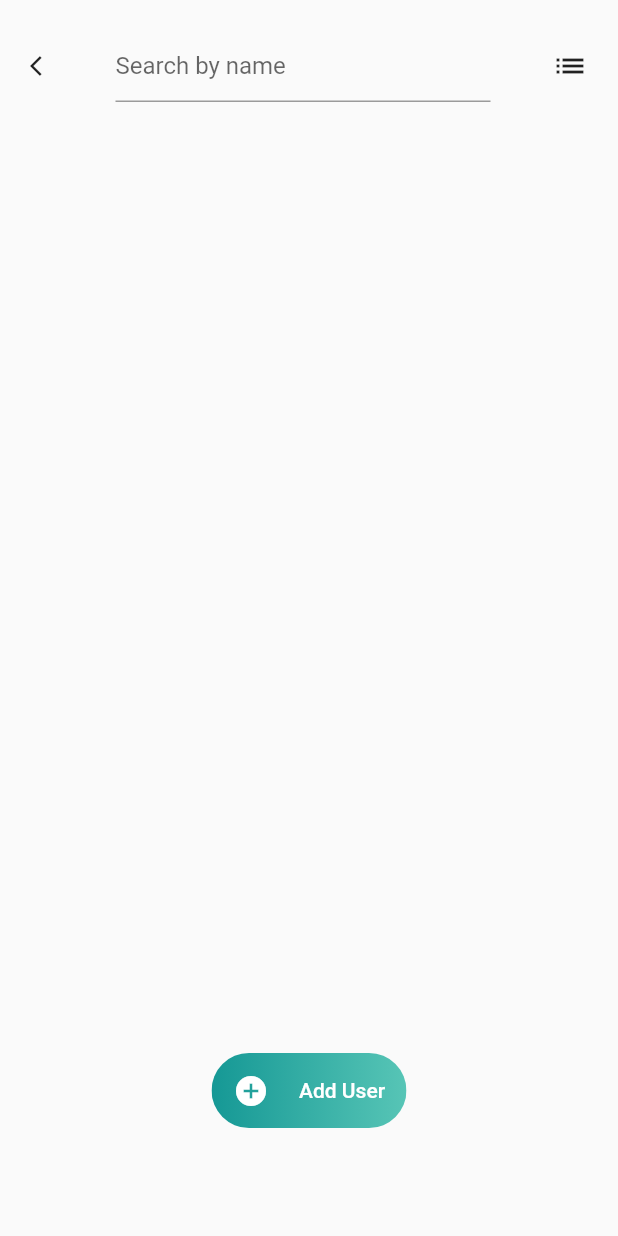
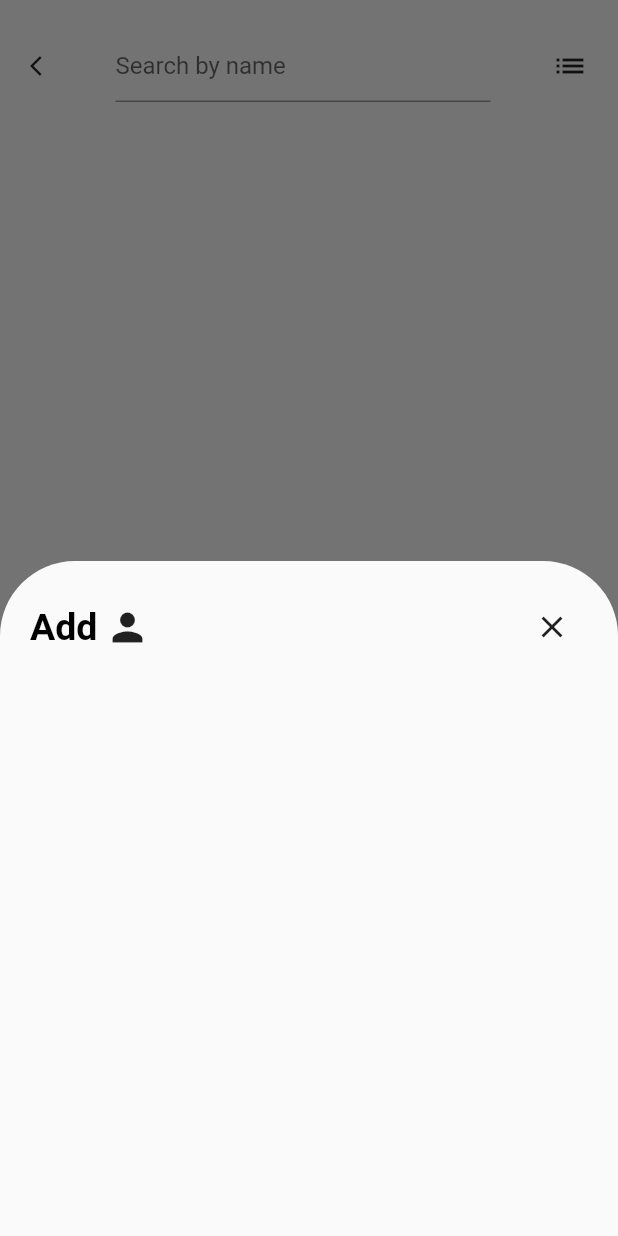
Before and after one commit to MinhTam-Infodation/DATN, a Flutter app: the TicketOverviewScreen screen opened directly, after a tap on "Add User", on a phone screen of 412 x 824 dp. Run offline on Flutter 3.47's test engine with Material 2 defaults, Android fonts, the phone set to English and light mode, and no system bars; our stand-ins replace awesome_bottom_bar, cherry_toast, cloud_firestore, equatable, firebase_auth, firebase_core and 7 more; missing offline and left inert: bottom_nav_bar; accounts and stored records are empty; Roboto replaces fonts that are missing (Ubuntu).

Commit message:
Comit Code Main

```diff
--- a/dasboard_admin/lib/controllers/ticket_controller.dart
+++ b/dasboard_admin/lib/controllers/ticket_controller.dart
@@ -26,6 +26,10 @@ class TicketController extends GetxController {
 
   Future<void> deleteTicket(TicketSnapshot ticketSnapshot) {
     return ticketSnapshot.xoa();
+  }
+
+  int countMyDocuments(RxList<TicketSnapshot> documents) {
+    return documents.length;
   }
 }
 
--- a/dasboard_admin/lib/widgets/components/button_bottom_custom.dart
+++ b/dasboard_admin/lib/widgets/components/button_bottom_custom.dart
@@ -1,4 +1,5 @@
 import 'package:dasboard_admin/ulti/styles/main_styles.dart';
+import 'package:dasboard_admin/widgets/components/modal_add_user.dart';
 import 'package:flutter/material.dart';
 
 class ButtonBottomCustom extends StatelessWidget {
@@ -15,7 +16,17 @@ class ButtonBottomCustom extends StatelessWidget {
       child: Align(
         alignment: Alignment.bottomCenter,
         child: ElevatedButton(
-          onPressed: () {},
+          onPressed: () => showModalBottomSheet(
+            shape: const RoundedRectangleBorder(
+              borderRadius: BorderRadius.only(
+                topLeft: Radius.circular(50.0),
+                topRight: Radius.circular(50.0),
+              ),
+            ),
+            isScrollControlled: true,
+            context: context,
+            builder: (context) => const ModalBottomAddUser(),
+          ),
           style: ElevatedButton.styleFrom(
             primary: Colors.transparent,
             shadowColor: Colors.transparent,
--- a/dasboard_admin/lib/widgets/components/cart_item_user.dart
+++ b/dasboard_admin/lib/widgets/components/cart_item_user.dart
@@ -41,7 +41,7 @@ class CartItemUser extends StatelessWidget {
             },
             backgroundColor: bgColor,
             foregroundColor: Colors.black,
-            icon: Icons.delete,
+            icon: Icons.edit,
             label: 'Edit',
           ),
         ],
--- /dev/null
+++ b/dasboard_admin/lib/widgets/components/modal_add_user.dart
@@ -0,0 +1,61 @@
+import 'package:dasboard_admin/ulti/styles/main_styles.dart';
+import 'package:flutter/material.dart';
+
+class ModalBottomAddUser extends StatefulWidget {
+  const ModalBottomAddUser({super.key});
+
+  @override
+  State<ModalBottomAddUser> createState() => _ModalBottomAddUserState();
+}
+
+class _ModalBottomAddUserState extends State<ModalBottomAddUser> {
+  @override
+  Widget build(BuildContext context) {
+    return Container(
+      height: 450,
+      padding: const EdgeInsets.all(20),
+      child: SingleChildScrollView(
+        child: Column(
+          children: [
+            Row(
+              mainAxisAlignment: MainAxisAlignment.spaceBetween,
+              children: [
+                // ignore: avoid_unnecessary_containers
+                Container(
+                  child: Row(
+                    children: [
+                      Align(
+                        alignment: Alignment.centerLeft,
+                        child: SizedBox(
+                          child: Text(
+                            "Add",
+                            style: textMonster,
+                          ),
+                        ),
+                      ),
+                      const SizedBox(
+                        width: 5,
+                      ),
+                      const Icon(
+                        Icons.person,
+                        size: 30,
+                      )
+                    ],
+                  ),
+                ),
+                IconButton(
+                    onPressed: () {
+                      Navigator.pop(context);
+                    },
+                    icon: const Icon(
+                      Icons.close,
+                      weight: 900,
+                    ))
+              ],
+            ),
+          ],
+        ),
+      ),
+    );
+  }
+}
--- a/dasboard_admin/pubspec.yaml
+++ b/dasboard_admin/pubspec.yaml
@@ -48,6 +48,9 @@ dependencies:
   awesome_bottom_bar: ^1.2.2
   modal_bottom_sheet: ^2.1.2
   flutter_slidable: ^2.0.0
+  firebase_storage: ^11.1.0
+  image_picker: ^0.8.7+3
+  file_picker: ^5.2.9
 
 dev_dependencies:
   flutter_test:
```
Also changed, not shown: dasboard_admin/lib/controllers/share_controller.dart (added, +23 -0 lines), dasboard_admin/lib/screens/dashboard/screen_dashboard.dart (+12 -4 lines), dasboard_admin/lib/widgets/components/modal_bottom.dart (+137 -45 lines), dasboard_admin/pubspec.lock, 1 other file.
